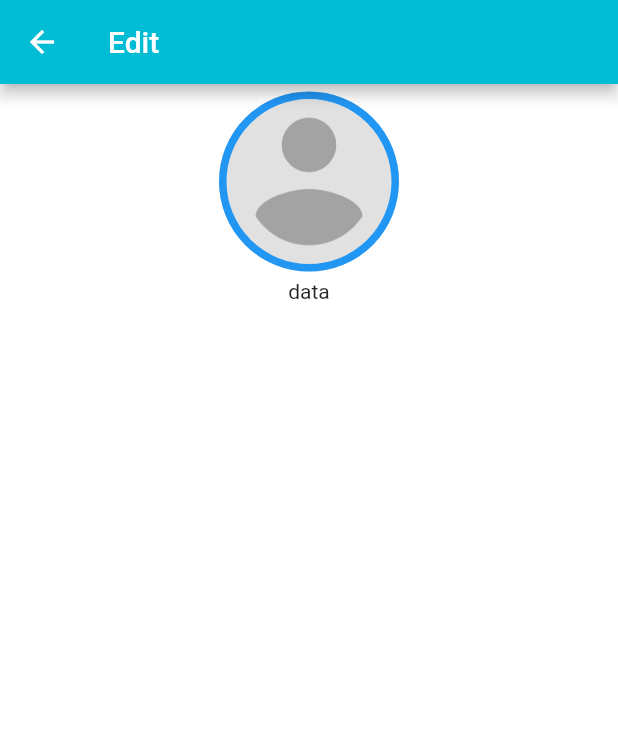
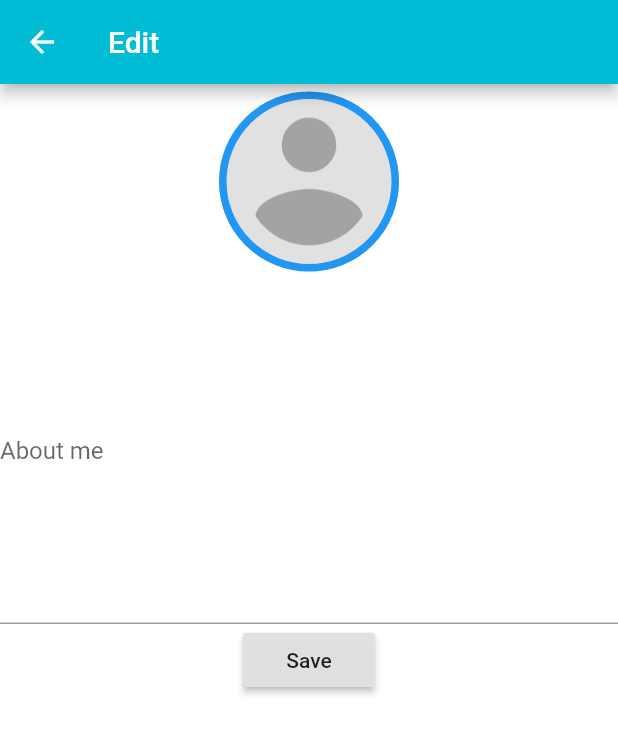
Before and after one commit to zenkairan/skeletal_app, a Flutter app: the EditProfile screen opened by its route, on a phone screen of 412 x 824 dp. Shown: the top 734 px of the screen. Run offline on Flutter 3.47's test engine with Material 2 defaults, Android fonts, the phone set to English and light mode, and no system bars.

Commit message:
feat: Texto de edição incompleto
TextInputType.multiline está causando scren overflow

```diff
--- a/lib/src/Localization/CustomLocalizaton.dart
+++ b/lib/src/Localization/CustomLocalizaton.dart
@@ -29,6 +29,8 @@ class CustomLocalization {
       'home': 'Home',
       'product': 'Product',
       'edit': 'Edit',
+      'user_description': 'About me',
+      'save': 'Save',
     },
     'pt': {
       'welcome': 'Bem Vindo',
@@ -45,6 +47,8 @@ class CustomLocalization {
       'home': 'Home',
       'product': 'Produto',
       'edit': 'Editar',
+      'user_description': 'Minha descrição',
+      'save': 'Salvar',
     },
   };
 
@@ -91,6 +95,12 @@ class CustomLocalization {
   String get edit{
     return _localizedValues[locale.languageCode]['edit'];
   }
+  String get userDescription{
+    return _localizedValues[locale.languageCode]['user_description'];
+  }
+  String get save{
+    return _localizedValues[locale.languageCode]['save'];
+  }
 }
 
 class CustomLocalizationDelegate extends LocalizationsDelegate<CustomLocalization>{
--- a/lib/src/scenes/EditProfile.dart
+++ b/lib/src/scenes/EditProfile.dart
@@ -37,14 +37,24 @@ class EditProfileState extends State<EditProfile> {
         children: <Widget>[
           FlatButton(
             child: ProfilePic(),
-            onPressed: () => print('Mudar foto'),
+            onPressed: () => print('Mudar foto'),//character sheet
           ),
           SingleChildScrollView(
             child: Form(
               key: _formKey,
               child: Column(
                 children: <Widget>[
-                  Text('data') //TEXTFORMFIELD FOR TEXTAREA???????
+                  TextFormField(
+                    decoration: InputDecoration(
+                      labelText: CustomLocalization.of(context).userDescription,
+                    ),
+                  keyboardType: TextInputType.multiline,
+                  maxLines: 10, //overflowing screen
+                  ),
+                  RaisedButton(
+                    child: Text(CustomLocalization.of(context).save),
+                    onPressed: () => print('saved'),
+                  )
                 ],
               ),
             ),
```
